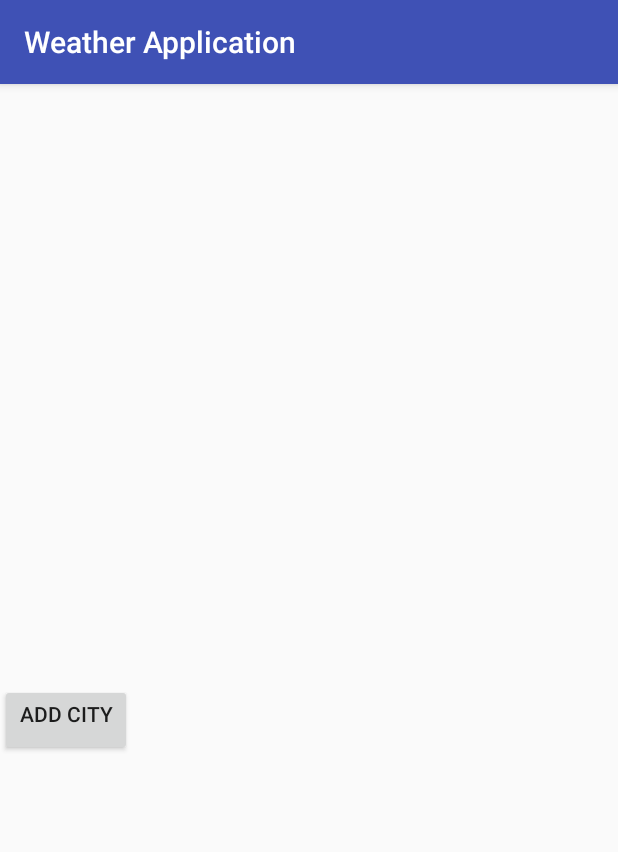
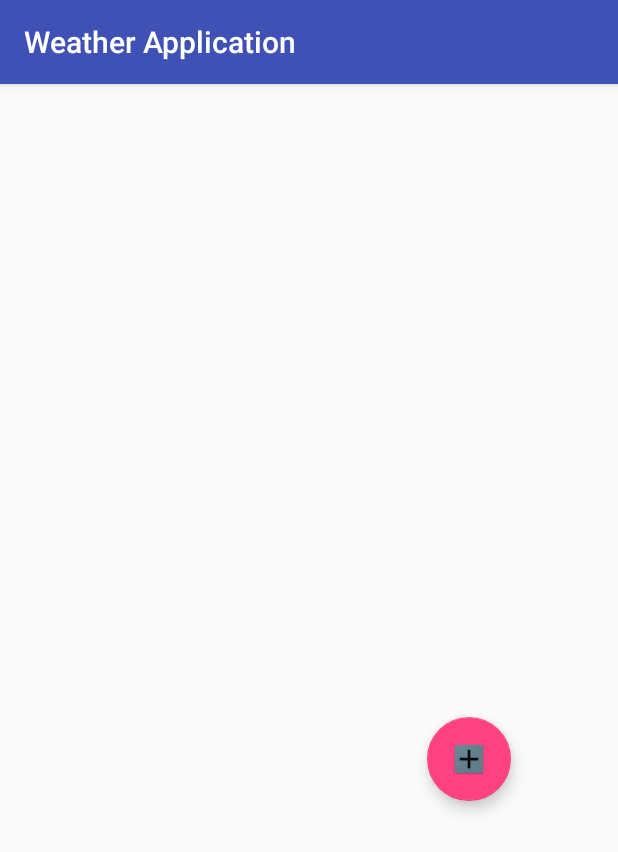
Before and after one commit to AmineMimu/WeatherApplication, an Android app: the screen it shows after launch (MainActivity), on a phone screen of 412 x 824 dp. Shown: the top 852 px of the screen. Run offline under Robolectric (Android 15) with nearby library versions, the phone set to English and light mode, and no system bars.

Commit message:
Add button done with mipmap

```diff
--- a/app/build.gradle
+++ b/app/build.gradle
@@ -27,4 +27,5 @@ dependencies {
     compile 'com.android.support:appcompat-v7:25.3.1'
     compile 'com.android.support.constraint:constraint-layout:1.0.2'
     testCompile 'junit:junit:4.12'
+    compile 'com.android.support:design:25.3.1'
 }
--- a/app/src/main/java/com/weather/mydomain/weatherapplication/AddCityActivity.java
+++ b/app/src/main/java/com/weather/mydomain/weatherapplication/AddCityActivity.java
@@ -1,6 +1,5 @@
 package com.weather.mydomain.weatherapplication;
 
-import android.content.Intent;
 import android.os.Bundle;
 import android.support.v7.app.AppCompatActivity;
 import android.view.View;
--- a/app/src/main/res/layout/activity_main.xml
+++ b/app/src/main/res/layout/activity_main.xml
@@ -7,29 +7,32 @@
     tools:context="com.weather.mydomain.weatherapplication.MainActivity">
 
     <RelativeLayout
-        android:orientation="vertical"
         android:layout_width="368dp"
         android:layout_height="495dp"
-        tools:layout_editor_absoluteY="8dp"
+        android:orientation="vertical"
+        tools:ignore="MissingConstraints"
         tools:layout_editor_absoluteX="8dp"
-        tools:ignore="MissingConstraints">
+        tools:layout_editor_absoluteY="8dp">
 
         <ListView
             android:id="@+id/townListView"
             android:layout_width="match_parent"
             android:layout_height="400dp"></ListView>
 
-        <Button
+        <android.support.design.widget.FloatingActionButton
             android:id="@+id/goToAddCity"
             android:layout_width="wrap_content"
             android:layout_height="wrap_content"
-            android:text="Add City"
-            android:layout_below="@+id/townListView"
-            android:layout_alignParentLeft="true"
-            android:layout_alignParentStart="true"
-            android:gravity="center_horizontal"
+            android:layout_alignParentBottom="true"
+            android:layout_alignParentEnd="true"
+            android:layout_alignParentRight="true"
+            android:layout_marginBottom="17dp"
+            android:layout_marginEnd="27dp"
+            android:layout_marginRight="27dp"
+            android:clickable="true"
             android:onClick="addCity"
-            />
+            app:fabSize="normal"
+            app:srcCompat="@mipmap/ic_launcher_add" />
 
     </RelativeLayout>
 </android.support.constraint.ConstraintLayout>
```
Also changed, not shown: app/src/main/res/mipmap-hdpi/ic_launcher_add.png (added), app/src/main/res/mipmap-mdpi/ic_launcher_add.png (added), app/src/main/res/mipmap-xhdpi/ic_launcher_add.png (added), app/src/main/res/mipmap-xxhdpi/ic_launcher_add.png (added), app/src/main/res/mipmap-xxxhdpi/ic_launcher_add.png (added), app/src/main/res/web_hi_res_512.png (added).
